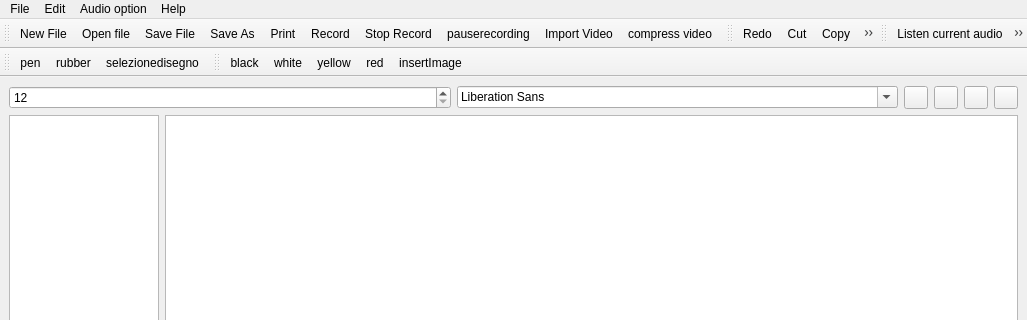
The window that src/mainwindow.ui (giacomogroppi/writernote-qt) describes before a commit, drawn with Qt 5; both pictures show x 0 to 1027 and y 0 to 320 of the 1027 by 671 pixel window.
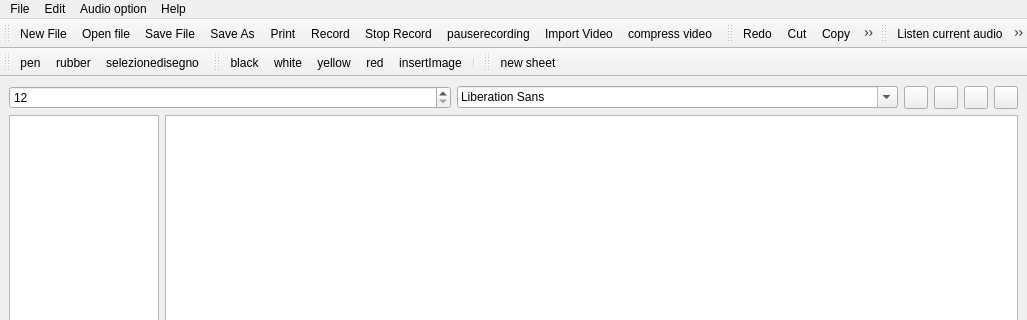
The same window after the commit. Icons and pictures are not drawn.

Commit message: nuovo file:             images/new-sheetpng 	modificato:             src/audiosetting/audioqualityoption.cpp 	modificato:             src/mainwindow.h 	modificato:             src/mainwindow.ui 	nuovo file:             src/sheet/newsheet_mainwindow.cpp 	modificato:             writernote.pro 	modificato:             writernote.qrc

What changed in the file:
```diff
--- a/src/mainwindow.ui
+++ b/src/mainwindow.ui
@@ -336,6 +336,19 @@
    <addaction name="actionyellow"/>
    <addaction name="actionred"/>
    <addaction name="actioninsertImage"/>
+   <addaction name="separator"/>
+  </widget>
+  <widget class="QToolBar" name="toolBar">
+   <property name="windowTitle">
+    <string>toolBar</string>
+   </property>
+   <attribute name="toolBarArea">
+    <enum>TopToolBarArea</enum>
+   </attribute>
+   <attribute name="toolBarBreak">
+    <bool>false</bool>
+   </attribute>
+   <addaction name="actionnew_sheet"/>
   </widget>
   <action name="actionNew_File">
    <property name="checkable">
@@ -667,6 +680,15 @@
     <string>insertImage</string>
    </property>
   </action>
+  <action name="actionnew_sheet">
+   <property name="icon">
+    <iconset resource="../writernote.qrc">
+     <normaloff>:/image/images/new-sheetpng</normaloff>:/image/images/new-sheetpng</iconset>
+   </property>
+   <property name="text">
+    <string>new sheet</string>
+   </property>
+  </action>
  </widget>
  <resources>
   <include location="../writernote.qrc"/>
```
The commit also changes 6 other files.
